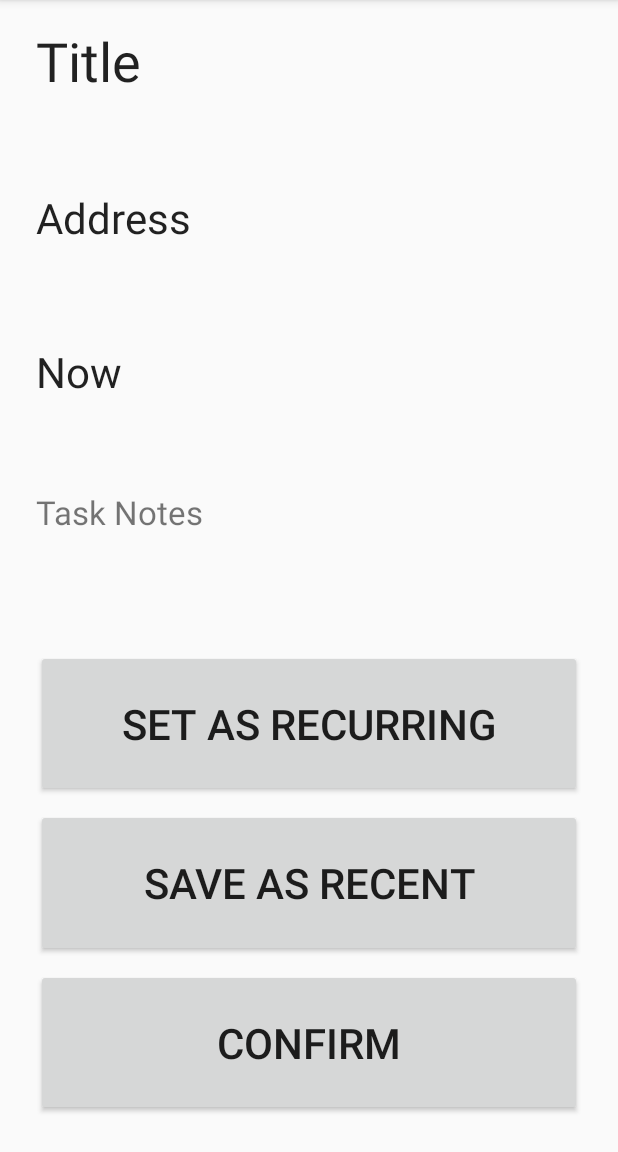
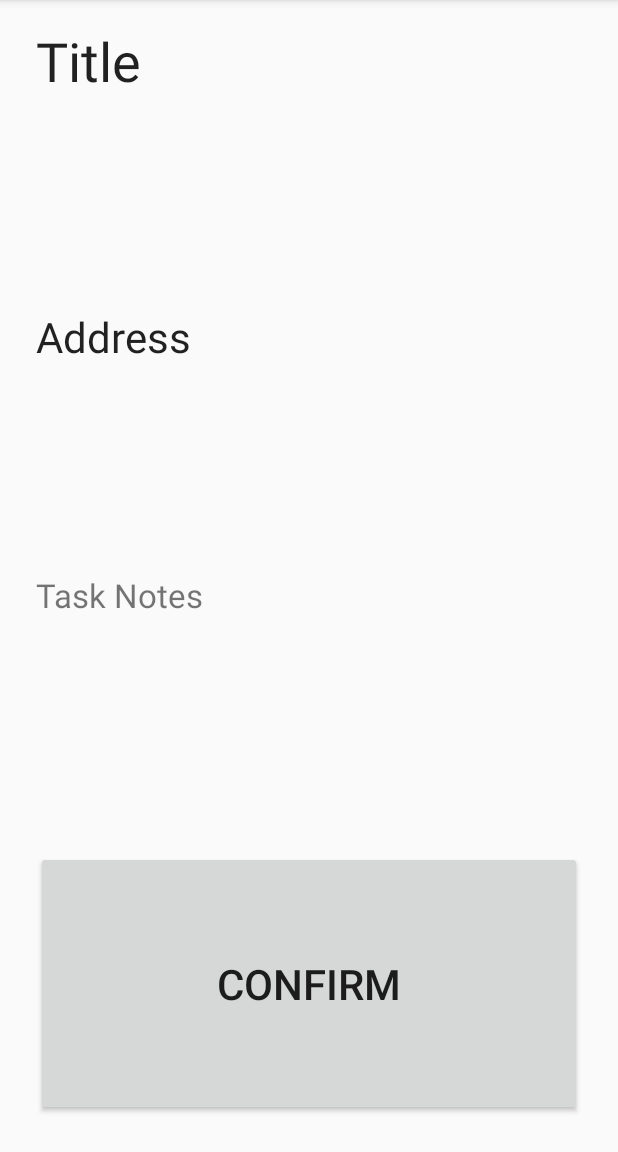
Before and after one commit to samuel-x/echo, an Android app: the TaskConfirm screen opened directly, with no data from a screen before it, on a phone screen of 412 x 824 dp, the part 84-1236 px from its top. Run offline under Robolectric (Android 15) with nearby library versions, the phone set to English and light mode, and no system bars; 4 statements that could not run were skipped.

Commit message:
Remove references to later and recurring tasks
We're cutting this feature, so remove its placeholder UI elements.

```diff
--- a/Echo/app/src/main/AndroidManifest.xml
+++ b/Echo/app/src/main/AndroidManifest.xml
@@ -27,7 +27,6 @@
         <activity android:name=".activities.ApMapActivity" />
         <activity android:name=".activities.taskCreation.TaskCategories" />
         <activity android:name=".activities.taskCreation.TaskConfirm" />
-        <activity android:name=".activities.taskCreation.TaskCreation" />
         <activity android:name=".activities.taskCreation.TaskDetails" />
         <activity android:name=".activities.taskCreation.TaskSubcategories" />
         <activity android:name=".activities.PaymentActivity" />
--- a/Echo/app/src/main/java/com/unimelb/droptable/echo/activities/ApMapActivity.java
+++ b/Echo/app/src/main/java/com/unimelb/droptable/echo/activities/ApMapActivity.java
@@ -24,7 +24,7 @@ import com.google.firebase.database.DatabaseError;
 import com.google.firebase.database.Query;
 import com.unimelb.droptable.echo.ClientInfo;
 import com.unimelb.droptable.echo.R;
-import com.unimelb.droptable.echo.activities.taskCreation.TaskCreation;
+import com.unimelb.droptable.echo.activities.taskCreation.TaskCategories;
 import com.unimelb.droptable.echo.activities.tasks.TaskCurrent;
 import com.unimelb.droptable.echo.clientTaskManagement.FirebaseAdapter;
 
@@ -107,7 +107,7 @@ public class ApMapActivity extends FragmentActivity implements OnMapReadyCallbac
         if (ClientInfo.hasTask()) {
             startActivity(new Intent(this, TaskCurrent.class));
         } else {
-            startActivity(new Intent(this, TaskCreation.class));
+            startActivity(new Intent(this, TaskCategories.class));
         }
     }
 
--- a/Echo/app/src/main/java/com/unimelb/droptable/echo/activities/taskCreation/TaskConfirm.java
+++ b/Echo/app/src/main/java/com/unimelb/droptable/echo/activities/taskCreation/TaskConfirm.java
@@ -21,10 +21,7 @@ public class TaskConfirm extends AppCompatActivity {
     // Grab UI references
     private TextView title;
     private TextView address;
-    private TextView time;
     private TextView notes;
-    private Button setRecurringButton;
-    private Button setRecentButton;
     private Button confirmButton;
     private ImmutableTask task;
 
@@ -38,28 +35,14 @@ public class TaskConfirm extends AppCompatActivity {
         // Setup our buttons
         title = findViewById(R.id.textTaskConfirmTitle);
         address = findViewById(R.id.textTaskConfirmAddress);
-        time = findViewById(R.id.textTaskConfirmTime);
         notes = findViewById(R.id.textTaskConfirmNotes);
-        setRecentButton = findViewById(R.id.buttonTaskConfirmRecent);
-        setRecurringButton = findViewById(R.id.buttonTaskConfirmRecurring);
         confirmButton = findViewById(R.id.buttonTaskConfirmConfirm);
 
         title.setText(task.getTitle());
         address.setText(task.getAddress());
-        time.setText("Now");
         notes.setText(task.getNotes());
 
-        setRecentButton.setOnClickListener((view) -> {setRecent();});
-        setRecurringButton.setOnClickListener((view) -> {setRecurring();});
         confirmButton.setOnClickListener((view) -> {confirmSubmit();});
-    }
-
-    private void setRecurring() {
-        Log.d("test","recurring");
-    }
-
-    private void setRecent() {
-        Log.d("test","recent");
     }
 
     private void confirmSubmit() {
--- a/Echo/app/src/main/java/com/unimelb/droptable/echo/activities/taskCreation/TaskDetails.java
+++ b/Echo/app/src/main/java/com/unimelb/droptable/echo/activities/taskCreation/TaskDetails.java
@@ -20,7 +20,6 @@ public class TaskDetails extends AppCompatActivity {
     private TextView taskNotes;
     private ImageButton cameraButton;
     private Button submitNowButton;
-    private Button submitLaterButton;
 
     @Override
     protected void onCreate(Bundle savedInstanceState) {
@@ -34,10 +33,8 @@ public class TaskDetails extends AppCompatActivity {
         taskNotes = findViewById(R.id.textTaskNotes);
         cameraButton = findViewById(R.id.buttonTaskCamera);
         submitNowButton = findViewById(R.id.buttonTaskNow);
-        submitLaterButton = findViewById(R.id.buttonTaskLater);
 
         submitNowButton.setOnClickListener((view) -> {submitNow();});
-        submitLaterButton.setOnClickListener((view) -> {submitNow();});
 
     }
 
--- a/Echo/app/src/main/java/com/unimelb/droptable/echo/activities/tasks/TaskAssistantDetails.java
+++ b/Echo/app/src/main/java/com/unimelb/droptable/echo/activities/tasks/TaskAssistantDetails.java
@@ -18,7 +18,6 @@ public class TaskAssistantDetails extends AppCompatActivity {
 
     private TextView taskCurrentTitle;
     private TextView taskCurrentAddress;
-    private TextView taskCurrentTime;
     private TextView taskCurrentNotes;
     private Button acceptButton;
     private ImmutableTask task;
@@ -30,7 +29,6 @@ public class TaskAssistantDetails extends AppCompatActivity {
         task = (ImmutableTask) getIntent().getSerializableExtra("task");
         taskCurrentTitle = findViewById(R.id.textAssistantTaskListActivity);
         taskCurrentAddress = findViewById(R.id.textAssistantTaskListAddress);
-        taskCurrentTime = findViewById(R.id.textAssistantTaskListTime);
         taskCurrentNotes = findViewById(R.id.textAssistantTaskListNotes);
         acceptButton = findViewById(R.id.buttonAcceptTask);
 
--- a/Echo/app/src/main/java/com/unimelb/droptable/echo/activities/tasks/TaskCurrent.java
+++ b/Echo/app/src/main/java/com/unimelb/droptable/echo/activities/tasks/TaskCurrent.java
@@ -37,7 +37,6 @@ public class TaskCurrent extends AppCompatActivity
 
     private TextView taskCurrentTitle;
     private TextView taskCurrentAddress;
-    private TextView taskCurrentTime;
     private TextView taskCurrentNotes;
     private TextView otherUserName;
     private TextView otherUserPhone;
@@ -57,7 +56,6 @@ public class TaskCurrent extends AppCompatActivity
 
         taskCurrentTitle = findViewById(R.id.textTaskInProgressTitle);
         taskCurrentAddress = findViewById(R.id.textTaskInProgressAddress);
-        taskCurrentTime = findViewById(R.id.textTaskInProgressTime);
         taskCurrentNotes = findViewById(R.id.textTaskInProgressNotes);
         otherUserName = findViewById(R.id.userName);
         otherUserPhone = findViewById(R.id.userPhone);
--- a/Echo/app/src/main/res/layout/activity_task_creation_confirm.xml
+++ b/Echo/app/src/main/res/layout/activity_task_creation_confirm.xml
@@ -40,27 +40,10 @@
         android:text="@string/prompt_address"
         android:textAppearance="@style/TextAppearance.AppCompat.Large"
         android:textSize="@dimen/echoApLarge"
-        app:layout_constraintBottom_toTopOf="@+id/textTaskConfirmTime"
+        app:layout_constraintBottom_toTopOf="@+id/textTaskConfirmNotes"
         app:layout_constraintEnd_toEndOf="parent"
         app:layout_constraintStart_toStartOf="parent"
         app:layout_constraintTop_toBottomOf="@+id/textTaskConfirmTitle" />
-
-    <TextView
-        android:id="@+id/textTaskConfirmTime"
-        android:layout_width="0dp"
-        android:layout_height="0dp"
-        android:layout_marginEnd="8dp"
-        android:layout_marginLeft="8dp"
-        android:layout_marginRight="8dp"
-        android:layout_marginStart="8dp"
-        android:layout_marginTop="4dp"
-        android:text="@string/prompt_time"
-        android:textAppearance="@style/TextAppearance.AppCompat.Large"
-        android:textSize="@dimen/echoApLarge"
-        app:layout_constraintBottom_toTopOf="@+id/textTaskConfirmNotes"
-        app:layout_constraintEnd_toEndOf="parent"
-        app:layout_constraintStart_toStartOf="parent"
-        app:layout_constraintTop_toBottomOf="@+id/textTaskConfirmAddress" />
 
 
     <TextView
@@ -73,45 +56,10 @@
         android:layout_marginStart="8dp"
         android:text="@string/task_notes"
         android:textSize="@dimen/echoApMedium"
-        app:layout_constraintBottom_toTopOf="@+id/buttonTaskConfirmRecurring"
+        app:layout_constraintBottom_toTopOf="@+id/buttonTaskConfirmConfirm"
         app:layout_constraintEnd_toEndOf="parent"
         app:layout_constraintStart_toStartOf="parent"
-        app:layout_constraintTop_toBottomOf="@+id/textTaskConfirmTime" />
-
-    <Button
-        android:id="@+id/buttonTaskConfirmRecurring"
-        android:layout_width="0dp"
-        android:layout_height="0dp"
-        android:layout_marginBottom="8dp"
-        android:layout_marginEnd="8dp"
-        android:layout_marginLeft="8dp"
-        android:layout_marginRight="8dp"
-        android:layout_marginStart="8dp"
-        android:layout_marginTop="8dp"
-        android:text="@string/button_set_recurring_text"
-        android:textSize="@dimen/echoApLarge"
-        app:layout_constraintBottom_toTopOf="@+id/buttonTaskConfirmRecent"
-        app:layout_constraintEnd_toEndOf="parent"
-        app:layout_constraintHorizontal_bias="1.0"
-        app:layout_constraintStart_toStartOf="parent"
-        app:layout_constraintTop_toBottomOf="@+id/textTaskConfirmNotes"
-        app:layout_constraintVertical_bias="1.0" />
-
-    <Button
-        android:id="@+id/buttonTaskConfirmRecent"
-        android:layout_width="0dp"
-        android:layout_height="0dp"
-        android:layout_marginEnd="8dp"
-        android:layout_marginLeft="8dp"
-        android:layout_marginRight="8dp"
-        android:layout_marginStart="8dp"
-        android:text="@string/button_text_recent"
-        android:textSize="@dimen/echoApLarge"
-        app:layout_constraintBottom_toTopOf="@+id/buttonTaskConfirmConfirm"
-        app:layout_constraintEnd_toEndOf="parent"
-        app:layout_constraintHorizontal_bias="0.0"
-        app:layout_constraintStart_toStartOf="parent"
-        app:layout_constraintTop_toBottomOf="@+id/buttonTaskConfirmRecurring" />
+        app:layout_constraintTop_toBottomOf="@+id/textTaskConfirmAddress" />
 
     <Button
         android:id="@+id/buttonTaskConfirmConfirm"
@@ -128,6 +76,6 @@
         app:layout_constraintBottom_toBottomOf="parent"
         app:layout_constraintEnd_toEndOf="parent"
         app:layout_constraintStart_toStartOf="parent"
-        app:layout_constraintTop_toBottomOf="@+id/buttonTaskConfirmRecent" />
+        app:layout_constraintTop_toBottomOf="@+id/textTaskConfirmNotes" />
 
 </android.support.constraint.ConstraintLayout>
--- a/Echo/app/src/main/res/values/strings.xml
+++ b/Echo/app/src/main/res/values/strings.xml
@@ -9,7 +9,7 @@
     <string name="button_other_text">Other</string>
     <string name="task_notes">Task Notes</string>
     <string name="prompt_details">Details…</string>
-    <string name="button_task_now">Now</string>
+    <string name="button_task_now">Continue</string>
     <string name="button_task_later">Later</string>
     <string name="new_task">New Task</string>
     <string name="saved_tasks">Saved Tasks</string>
```
Also changed, not shown: Echo/app/src/main/java/com/unimelb/droptable/echo/activities/taskCreation/TaskCreation.java (deleted, +0 -36 lines), Echo/app/src/main/res/layout/activity_task_creation_details.xml (+1 -18 lines), Echo/app/src/main/res/layout/activity_task_creation_start.xml (deleted, +0 -48 lines), Echo/app/src/main/res/layout/activity_task_current.xml (+1 -17 lines), 1 other file.
